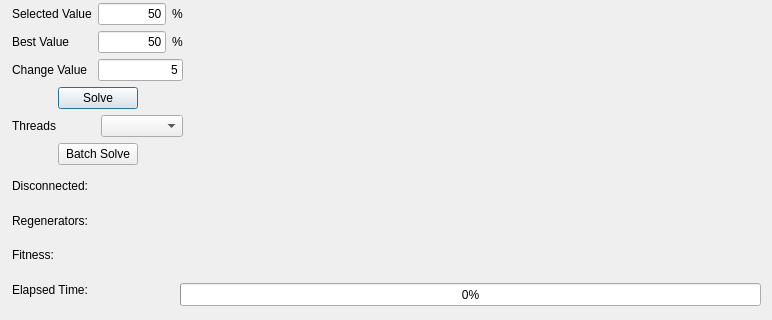
Qt form beecolonydialog.ui (xQsme/RLP_Qt) before a commit; both pictures show x 0 to 772 and y 147 to 467 of the 772 by 467 pixel window.
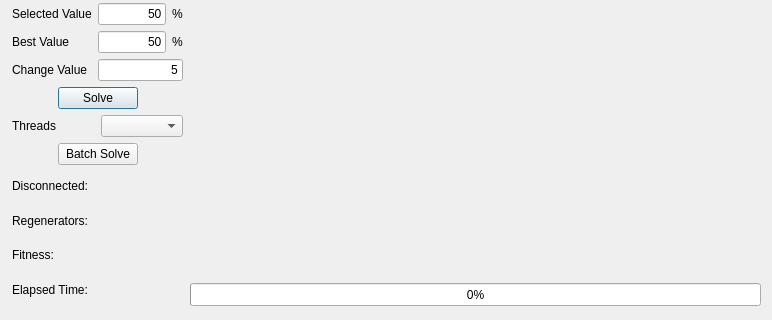
The same form after that commit.

What changed in the file:
```diff
--- a/beecolonydialog.ui
+++ b/beecolonydialog.ui
@@ -29,9 +29,9 @@
   <widget class="QWidget" name="gridLayoutWidget">
    <property name="geometry">
     <rect>
-     <x>180</x>
+     <x>190</x>
      <y>27</y>
-     <width>581</width>
+     <width>571</width>
      <height>401</height>
     </rect>
    </property>
@@ -380,9 +380,9 @@
   <widget class="QProgressBar" name="progressBar">
    <property name="geometry">
     <rect>
-     <x>180</x>
+     <x>190</x>
      <y>430</y>
-     <width>581</width>
+     <width>571</width>
      <height>23</height>
     </rect>
    </property>
```
